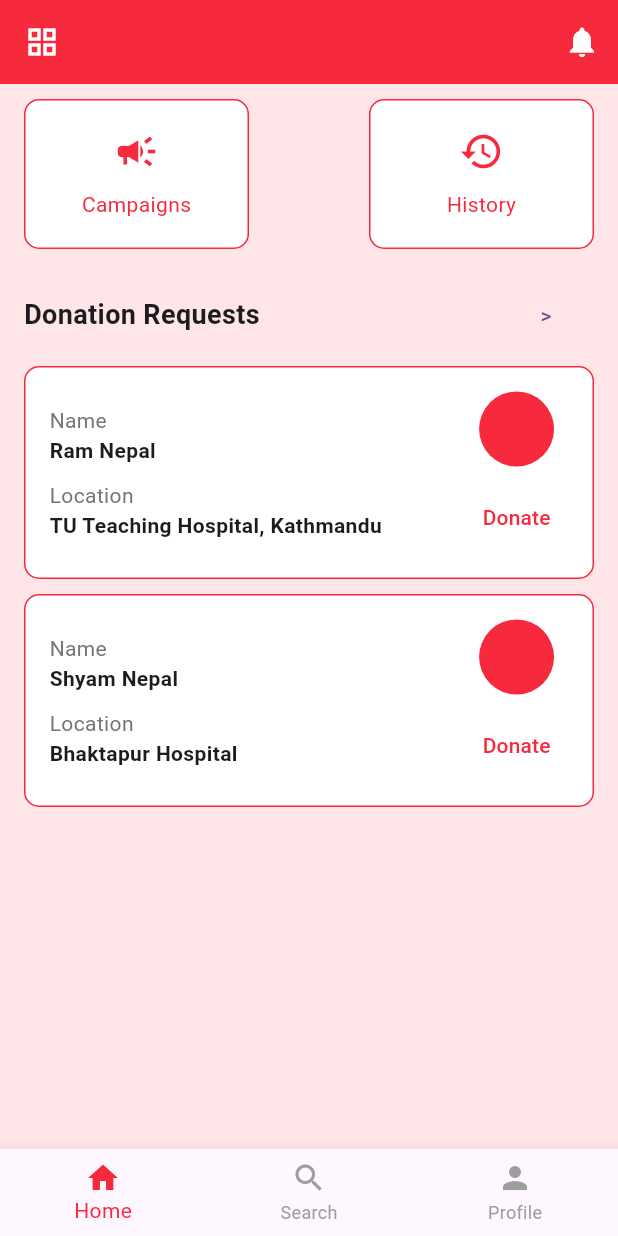
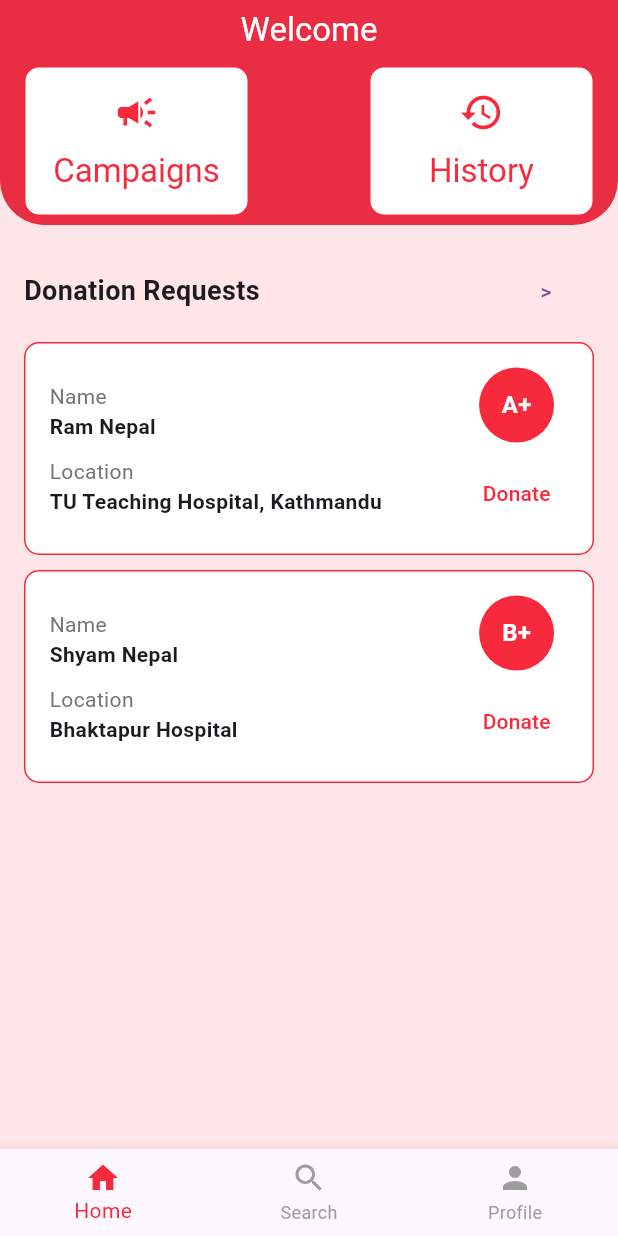
Before and after one commit to magarohan/blood_link, a Flutter app: the HomeScreen screen opened directly, on a phone screen of 412 x 824 dp. Run offline on Flutter 3.47's test engine with Material 3 defaults, Android fonts, the phone set to English and light mode, and no system bars; our stand-ins replace pie_chart; network calls fail.

Commit message:
[fix]: minor changes

```diff
--- a/frontend/blood_link/lib/home.dart
+++ b/frontend/blood_link/lib/home.dart
@@ -1,5 +1,6 @@
 import 'package:blood_link/themes/colors.dart';
 import 'package:flutter/material.dart';
+import 'package:flutter/widgets.dart';
 
 class HomeScreen
     extends StatelessWidget {
@@ -13,21 +14,16 @@ class HomeScreen
       backgroundColor: MyColors.backgroundColor,
       appBar: AppBar(
         backgroundColor: MyColors.primaryColor,
-        elevation: 0,
-        leading: const Icon(Icons.grid_view, color: Colors.white),
-        actions: [
-          IconButton(
-            icon: const Icon(Icons.notifications, color: Colors.white),
-            onPressed: () {},
-          ),
-        ],
-      ),
-      body: SingleChildScrollView(
-        padding: const EdgeInsets.symmetric(horizontal: 16.0),
-        child: Column(
-          crossAxisAlignment: CrossAxisAlignment.start,
+        elevation: 4,
+        title: Column(
           children: [
-            const SizedBox(height: 10),
+            const Text(
+              'Welcome',
+              style: TextStyle(color: Colors.white),
+            ),
+            const SizedBox(
+              height: 10,
+            ),
             Row(
               mainAxisAlignment: MainAxisAlignment.spaceBetween,
               children: [
@@ -35,6 +31,20 @@ class HomeScreen
                 _buildFeatureCard(Icons.history, "History"),
               ],
             ),
+          ],
+        ),
+        shape: const RoundedRectangleBorder(
+          borderRadius: BorderRadius.vertical(
+            bottom: Radius.circular(30),
+          ),
+        ),
+        toolbarHeight: 150,
+      ),
+      body: SingleChildScrollView(
+        padding: const EdgeInsets.symmetric(horizontal: 16.0),
+        child: Column(
+          crossAxisAlignment: CrossAxisAlignment.start,
+          children: [
             const SizedBox(height: 20),
             Row(
               mainAxisAlignment: MainAxisAlignment.spaceBetween,
@@ -126,7 +136,7 @@ class HomeScreen
                 radius: 25,
                 child: Text(
                   bloodType,
-                  style: TextStyle(color: MyColors.primaryColor, fontWeight: FontWeight.bold),
+                  style: const TextStyle(color: Colors.white, fontWeight: FontWeight.bold),
                 ),
               ),
               const SizedBox(height: 10),
--- a/frontend/blood_link/lib/login.dart
+++ b/frontend/blood_link/lib/login.dart
@@ -70,7 +70,8 @@ class _LoginScreenState
 
     // Send the login request to the backend
     final url =
-        Uri.parse('http://10.0.2.2:4000/api/users/login');
+        // Uri.parse('http://10.0.2.2:4000/api/donors/login');
+        Uri.parse('http://localhost:4000/api/donors/login');
     try {
       final response = await http.post(
         url,
--- a/frontend/blood_link/lib/signup.dart
+++ b/frontend/blood_link/lib/signup.dart
@@ -62,7 +62,8 @@ class SignupScreenState
     });
 
     final url =
-        Uri.parse('http://10.0.2.2:4000/api/users/signup');
+        // Uri.parse('http://10.0.2.2:4000/api/donors/signup');
+        Uri.parse('http://localhost:4000/api/donors/signup');
     try {
       final response = await http.post(
         url,
```
Also changed, not shown: frontend/blood_link/lib/admin_home.dart (+18 -14 lines).
